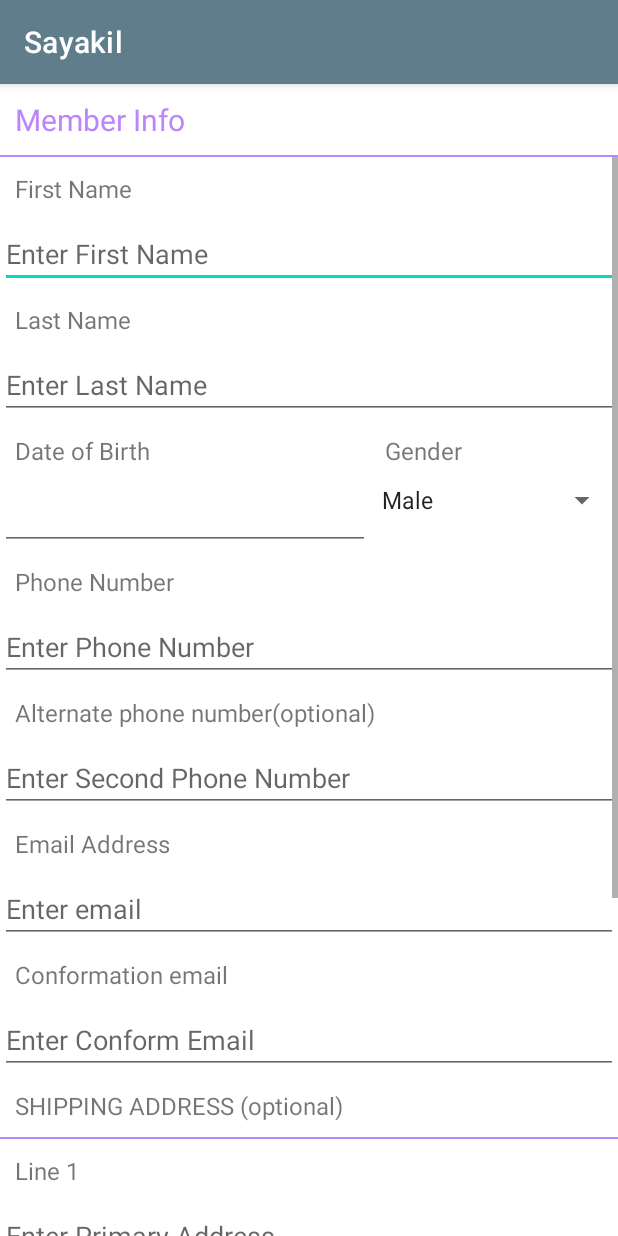
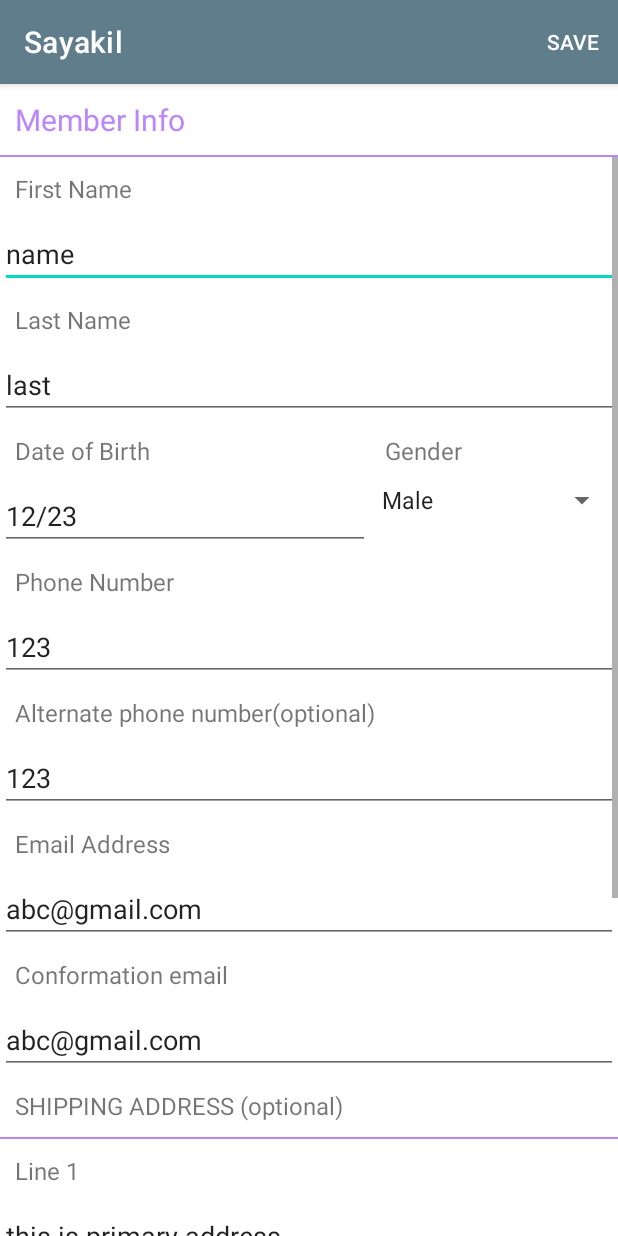
Before and after one commit to engrab/Sayakil, an Android app: the ProfileActivity screen opened directly, with no data from a screen before it, on a phone screen of 412 x 824 dp. Run offline under Robolectric (Android 15) with nearby library versions, the phone set to English and light mode, and no system bars.

Commit message:
sharef pref

```diff
--- a/app/build.gradle
+++ b/app/build.gradle
@@ -58,4 +58,5 @@ dependencies {
     implementation 'com.firebaseui:firebase-ui-auth:7.1.1'
     def multidex_version = "2.0.1"
     implementation "androidx.multidex:multidex:$multidex_version"
+    implementation 'com.google.android.gms:play-services-wallet:18.1.2'
 }
--- a/app/src/main/AndroidManifest.xml
+++ b/app/src/main/AndroidManifest.xml
@@ -41,6 +41,10 @@
             android:name=".ui.activities.SignInActivity"
             android:label="@string/app_name"
             android:theme="@style/Theme.Cyacle.NoActionBar"></activity>
+
+        <meta-data
+            android:name="com.google.android.gms.wallet.api.enabled"
+            android:value="true" />
     </application>
 
 </manifest>
--- /dev/null
+++ b/app/src/main/java/com/oman/sayakil/pref/SharedPreferencesManager.java
@@ -0,0 +1,161 @@
+package com.oman.sayakil.pref;
+
+import android.content.Context;
+import android.content.SharedPreferences;
+import android.media.RingtoneManager;
+
+
+public class SharedPreferencesManager {
+
+    private static final String APP_PREFS = "AppPrefsFile";
+    private static final String FIRST_NAME_KEY = "firstName";
+    private static final String LAST_NAME_KEY = "lastName";
+    private static final String DATE_BIRTH_KEY = "dateBirth";
+    private static final String PHONE_NUMBER_KEY = "phoneNumber";
+    private static final String SECOND_PHONE_NUMBER_KEY = "secndphoneNumber";
+    private static final String EMAIL_KEY = "email";
+    private static final String CONFORM_EMAIL_KEY = "conformemail";
+    private static final String L1_KEY = "l1Address";
+    private static final String L2_KEY = "l2Address";
+    private static final String ZIPCODE_KEY = "zipcode";
+    private static final String PROVINCCE_KEY = "province";
+    private static final String GENDER_KEY = "gender";
+
+
+    private SharedPreferences sharedPrefs;
+    private static SharedPreferencesManager instance;
+
+
+    private SharedPreferencesManager(Context context) {
+        sharedPrefs = context.getApplicationContext().getSharedPreferences(APP_PREFS, Context.MODE_PRIVATE);
+    }
+
+
+    public static synchronized SharedPreferencesManager getInstance(Context context) {
+
+        if (instance == null)
+            instance = new SharedPreferencesManager(context);
+
+        return instance;
+    }
+
+    public void setFirstName(String firstName) {
+        SharedPreferences.Editor editor = sharedPrefs.edit();
+        editor.putString(FIRST_NAME_KEY, firstName);
+        editor.apply();
+    }
+
+    public String getFirstName() {
+        return sharedPrefs.getString(FIRST_NAME_KEY, "name");
+    }
+
+    public void setLastName(String lastName) {
+        SharedPreferences.Editor editor = sharedPrefs.edit();
+        editor.putString(LAST_NAME_KEY, lastName);
+        editor.apply();
+    }
+
+    public String getLastName() {
+        return sharedPrefs.getString(LAST_NAME_KEY, "last");
+    }
+
+    public void setDateBirth(String dateBirth) {
+        SharedPreferences.Editor editor = sharedPrefs.edit();
+        editor.putString(DATE_BIRTH_KEY, dateBirth);
+        editor.apply();
+    }
+
+    public String getDateBirth() {
+        return sharedPrefs.getString(DATE_BIRTH_KEY, "12/23");
+    }
+
+    public void setPhoneNumber(String phoneNumber) {
+        SharedPreferences.Editor editor = sharedPrefs.edit();
+        editor.putString(PHONE_NUMBER_KEY, phoneNumber);
+        editor.apply();
+    }
+
+    public String getPhoneNumber() {
+        return sharedPrefs.getString(PHONE_NUMBER_KEY, "123");
+    }
+
+    public void setSecondPhoneNumber(String phoneNumber) {
+        SharedPreferences.Editor editor = sharedPrefs.edit();
+        editor.putString(SECOND_PHONE_NUMBER_KEY, phoneNumber);
+        editor.apply();
+    }
+
+    public String getSecondPhoneNumber() {
+        return sharedPrefs.getString(SECOND_PHONE_NUMBER_KEY, "123");
+    }
+
+    public void setEmail(String email) {
+        SharedPreferences.Editor editor = sharedPrefs.edit();
+        editor.putString(EMAIL_KEY, email);
+        editor.apply();
+    }
+
+    public String getEmail() {
+        return sharedPrefs.getString(EMAIL_KEY, "abc@gmail.com");
+    }
+
+    public void setConformEmail(String conformEmail) {
+        SharedPreferences.Editor editor = sharedPrefs.edit();
+        editor.putString(CONFORM_EMAIL_KEY, conformEmail);
+        editor.apply();
+    }
+
+    public String getConformEmail() {
+        return sharedPrefs.getString(CONFORM_EMAIL_KEY, "abc@gmail.com");
+    }
+
+    public void setL1(String l1) {
+        SharedPreferences.Editor editor = sharedPrefs.edit();
+        editor.putString(L1_KEY, l1);
+        editor.apply();
+    }
+
+    public String getL1() {
+        return sharedPrefs.getString(L1_KEY, "this is primary address");
+    }
+
+    public void setL2(String phoneNumber) {
+        SharedPreferences.Editor editor = sharedPrefs.edit();
+        editor.putString(L2_KEY, phoneNumber);
+        editor.apply();
+    }
+
+    public String getL2() {
+        return sharedPrefs.getString(L2_KEY, "this is secondary address");
+    }
+
+    public void setZipcode(String  zipcode) {
+        SharedPreferences.Editor editor = sharedPrefs.edit();
+        editor.putString(ZIPCODE_KEY, zipcode);
+        editor.apply();
+    }
+
+    public String getZipcode() {
+        return sharedPrefs.getString(ZIPCODE_KEY, "0");
+    }
+
+    public void setProvincce(String provincce) {
+        SharedPreferences.Editor editor = sharedPrefs.edit();
+        editor.putString(PROVINCCE_KEY, provincce);
+        editor.apply();
+    }
+
+    public String getProvince() {
+        return sharedPrefs.getString(PROVINCCE_KEY, "ABC");
+    }
+
+    public void setGender(int position) {
+        SharedPreferences.Editor editor = sharedPrefs.edit();
+        editor.putInt(GENDER_KEY, position);
+        editor.apply();
+    }
+
+    public int getGender() {
+        return sharedPrefs.getInt(GENDER_KEY, 1);
+    }
+}
--- a/app/src/main/java/com/oman/sayakil/ui/activities/ProfileActivity.java
+++ b/app/src/main/java/com/oman/sayakil/ui/activities/ProfileActivity.java
@@ -1,17 +1,31 @@
 package com.oman.sayakil.ui.activities;
 
+import androidx.annotation.NonNull;
 import androidx.appcompat.app.AppCompatActivity;
 
+import android.app.DatePickerDialog;
 import android.os.Bundle;
+import android.preference.PreferenceActivity;
+import android.view.Menu;
+import android.view.MenuItem;
 import android.view.View;
 import android.widget.ArrayAdapter;
+import android.widget.DatePicker;
+import android.widget.Toast;
 
 import com.oman.sayakil.R;
 import com.oman.sayakil.databinding.ActivityProfileBinding;
+import com.oman.sayakil.pref.SharedPreferencesManager;
+
+import java.text.SimpleDateFormat;
+import java.util.Calendar;
+import java.util.Locale;
 
 public class ProfileActivity extends AppCompatActivity {
 
     private ActivityProfileBinding binding;
+    Calendar myCalendar;
+    ArrayAdapter<CharSequence> adapter;
     @Override
     protected void onCreate(Bundle savedInstanceState) {
         super.onCreate(savedInstanceState);
@@ -20,10 +34,91 @@ public class ProfileActivity extends AppCompatActivity {
         setContentView(view);
         setSupportActionBar(binding.toolbar);
 
-        ArrayAdapter<CharSequence> adapter = ArrayAdapter.createFromResource(
+        getPref();
+
+        adapter = ArrayAdapter.createFromResource(
                 this, R.array.gender_array, android.R.layout.simple_spinner_item);
         adapter.setDropDownViewResource(android.R.layout.simple_spinner_dropdown_item);
         binding.spGender.setAdapter(adapter);
 
+
+
+        myCalendar = Calendar.getInstance();
+        DatePickerDialog.OnDateSetListener date = new DatePickerDialog.OnDateSetListener() {
+
+            @Override
+            public void onDateSet(DatePicker view, int year, int monthOfYear,
+                                  int dayOfMonth) {
+                // TODO Auto-generated method stub
+                myCalendar.set(Calendar.YEAR, year);
+                myCalendar.set(Calendar.MONTH, monthOfYear);
+                myCalendar.set(Calendar.DAY_OF_MONTH, dayOfMonth);
+                updateLabel();
+            }
+
+        };
+        binding.etDateBirth.setOnClickListener(new View.OnClickListener() {
+
+            @Override
+            public void onClick(View v) {
+                // TODO Auto-generated method stub
+                new DatePickerDialog(ProfileActivity.this, date, myCalendar
+                        .get(Calendar.YEAR), myCalendar.get(Calendar.MONTH),
+                        myCalendar.get(Calendar.DAY_OF_MONTH)).show();
+            }
+        });
+
     }
+    private void updateLabel() {
+        String myFormat = "MM/dd/yy"; //In which you need put here
+        SimpleDateFormat sdf = new SimpleDateFormat(myFormat, Locale.US);
+
+        binding.etDateBirth.setText(sdf.format(myCalendar.getTime()));
+    }
+
+    @Override
+    public boolean onCreateOptionsMenu(Menu menu) {
+        getMenuInflater().inflate(R.menu.main_menu, menu);
+        return true;
+    }
+
+    @Override
+    public boolean onOptionsItemSelected(@NonNull MenuItem item) {
+        if (item.getItemId()==R.id.menu_save){
+            setPref();
+            Toast.makeText(this, "Save Information Successfully", Toast.LENGTH_SHORT).show();
+        }
+        return super.onOptionsItemSelected(item);
+    }
+
+    private void setPref() {
+        SharedPreferencesManager.getInstance(this).setFirstName(binding.etFirstName.getText().toString());
+        SharedPreferencesManager.getInstance(this).setLastName(binding.etLastName.getText().toString());
+        SharedPreferencesManager.getInstance(this).setDateBirth(binding.etDateBirth.getText().toString());
+        SharedPreferencesManager.getInstance(this).setPhoneNumber(binding.etPhoneNumber.getText().toString());
+        SharedPreferencesManager.getInstance(this).setSecondPhoneNumber(binding.etSecondPhoneNumber.getText().toString());
+        SharedPreferencesManager.getInstance(this).setEmail(binding.etEmail.getText().toString());
+        SharedPreferencesManager.getInstance(this).setConformEmail(binding.etConformEmail.getText().toString());
+        SharedPreferencesManager.getInstance(this).setL1(binding.etLine1.getText().toString());
+        SharedPreferencesManager.getInstance(this).setL2(binding.etLine2.getText().toString());
+        SharedPreferencesManager.getInstance(this).setZipcode(binding.etZip.getText().toString());
+        SharedPreferencesManager.getInstance(this).setProvincce(binding.etProvince.getText().toString());
+        SharedPreferencesManager.getInstance(this).setGender(binding.spGender.getSelectedItemPosition());
+
+    }
+
+    private void getPref() {
+        binding.etFirstName.setText(SharedPreferencesManager.getInstance(this).getFirstName());
+        binding.etLastName.setText(SharedPreferencesManager.getInstance(this).getLastName());
+        binding.etDateBirth.setText(SharedPreferencesManager.getInstance(this).getDateBirth());
+        binding.etPhoneNumber.setText(SharedPreferencesManager.getInstance(this).getPhoneNumber());
+        binding.etSecondPhoneNumber.setText(SharedPreferencesManager.getInstance(this).getSecondPhoneNumber());
+        binding.etEmail.setText(SharedPreferencesManager.getInstance(this).getEmail());
+        binding.etConformEmail.setText(SharedPreferencesManager.getInstance(this).getConformEmail());
+        binding.etLine1.setText(SharedPreferencesManager.getInstance(this).getL1());
+        binding.etLine2.setText(SharedPreferencesManager.getInstance(this).getL2());
+        binding.etZip.setText(SharedPreferencesManager.getInstance(this).getZipcode());
+        binding.etProvince.setText(SharedPreferencesManager.getInstance(this).getProvince());
+        binding.spGender.setSelection(SharedPreferencesManager.getInstance(this).getGender());
+        }
 }
--- a/app/src/main/res/layout/activity_profile.xml
+++ b/app/src/main/res/layout/activity_profile.xml
@@ -43,10 +43,12 @@
 
         android:layout_width="match_parent"
         android:layout_height="wrap_content">
+
         <LinearLayout
             android:layout_width="match_parent"
             android:layout_height="wrap_content"
             android:orientation="vertical">
+
             <TextView
                 android:layout_width="match_parent"
                 android:layout_height="wrap_content"
@@ -76,7 +78,6 @@
                 android:inputType="text" />
 
 
-
             <LinearLayout
                 android:layout_width="match_parent"
                 android:layout_height="wrap_content"
@@ -98,7 +99,12 @@
                     <EditText
                         android:id="@+id/et_date_birth"
                         android:layout_width="match_parent"
-                        android:layout_height="wrap_content" />
+                        android:layout_height="wrap_content"
+                        android:clickable="false"
+                        android:cursorVisible="false"
+                        android:focusable="false"
+                        android:focusableInTouchMode="false"
+                        android:longClickable="false" />
 
                 </LinearLayout>
 
@@ -118,8 +124,7 @@
                     <Spinner
                         android:id="@+id/sp_gender"
                         android:layout_width="match_parent"
-                        android:layout_height="wrap_content"
-                        />
+                        android:layout_height="wrap_content" />
 
                 </LinearLayout>
 
@@ -182,13 +187,13 @@
                 android:inputType="textEmailAddress" />
 
 
-
             <TextView
                 android:layout_width="match_parent"
                 android:layout_height="wrap_content"
                 android:layout_margin="10dp"
                 android:text="SHIPPING ADDRESS (optional)"
                 android:textSize="16sp" />
+
             <View
                 android:layout_width="match_parent"
                 android:layout_height="1dp"
@@ -235,6 +240,7 @@
                 android:layout_height="wrap_content"
                 android:hint="Enter State/Province/Region"
                 android:inputType="text" />
+
             <TextView
                 android:layout_width="match_parent"
                 android:layout_height="wrap_content"
@@ -245,7 +251,7 @@
             <View
                 android:layout_width="match_parent"
                 android:layout_height="1dp"
-                android:background="@color/purple_200"/>
+                android:background="@color/purple_200" />
 
             <TextView
                 android:layout_width="match_parent"
@@ -264,7 +270,4 @@
     </ScrollView>
 
 
-
-
-
 </LinearLayout>
```
